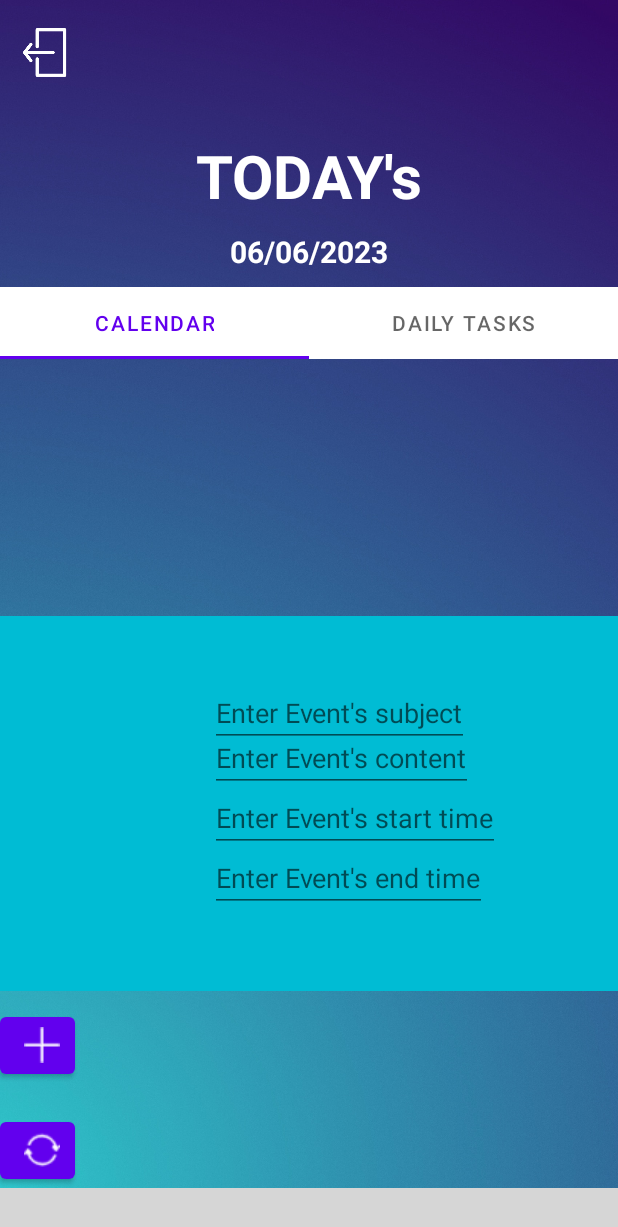
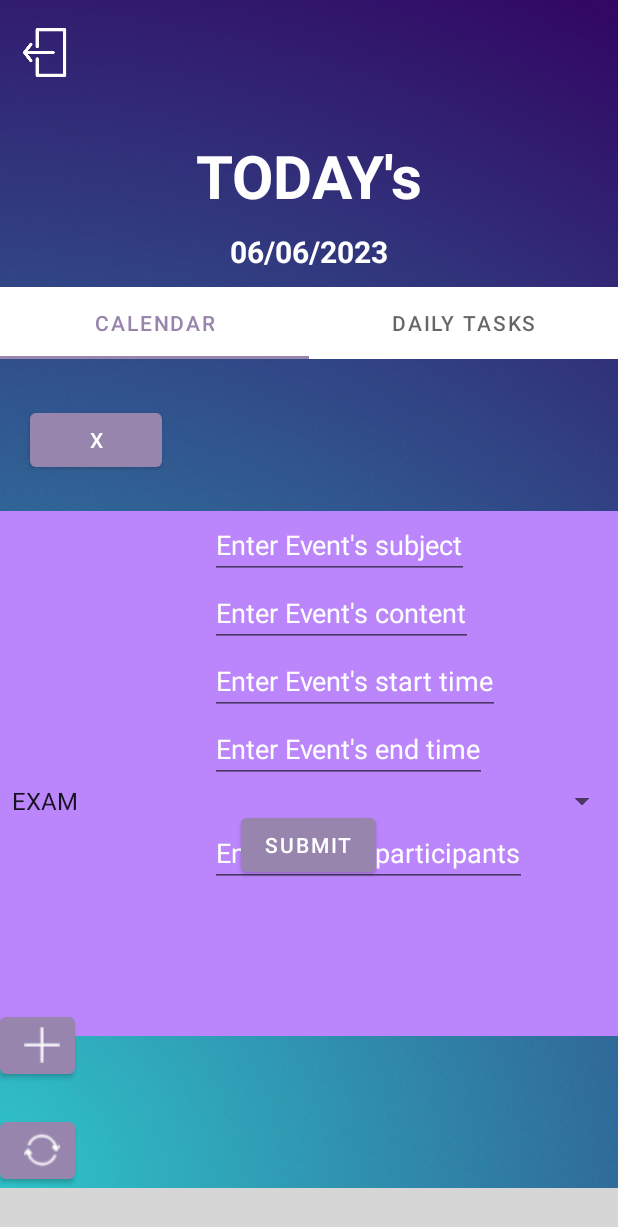
Before and after one commit to MaayanShiran/Integrative_2.0, an Android app: the TabOne1 screen opened directly, with no data from a screen before it, after a tap on an icon or button, on a phone screen of 412 x 824 dp. Shown: the top 1227 px of the screen. Run offline under Robolectric (Android 15) with nearby library versions, the phone set to English and light mode, and no system bars; libraries missing offline, so code that uses them is left out: com.github.badoualy.datepicker; plain views replace DatePickerTimeline; 2 statements that could not run were skipped; grey boxes are pictures that could not be loaded.

Commit message:
added the option to recieve input from the user when adding an event

```diff
--- a/app/src/main/java/com/maayan/integrative_20/Activities/SignUpActivity.java
+++ b/app/src/main/java/com/maayan/integrative_20/Activities/SignUpActivity.java
@@ -197,7 +197,8 @@ public class SignUpActivity extends AppCompatActivity {
 
     private void createAnEvent1(String email, String subject) throws ParseException {
         ObjectOperations objectOperations = new ObjectOperations();
-        objectOperations.createAnEvent(email, subject);
+        String []part = new String[]{"dummy@gmail.com"};
+        objectOperations.createAnEvent(subject, "CONT", "11:00", "20:00", "EXAM", part, "15.4.2023");
     }
 
     private SuperAppObjectBoundary createAnEvent(String email, String subject) throws ParseException {
--- a/app/src/main/java/com/maayan/integrative_20/Adatpters/HourListAdapter1.java
+++ b/app/src/main/java/com/maayan/integrative_20/Adatpters/HourListAdapter1.java
@@ -72,6 +72,7 @@ public class HourListAdapter1 extends RecyclerView.Adapter<HourListAdapter1.MyNe
      if(this.eventsList.size() != 0){
          Event event = this.eventsList.get(position);
          holder.subject.setText(event.getSubject());
+         holder.startTime.setText(event.getStartTime());
          holder.itemView.setOnClickListener(new View.OnClickListener() {
              @Override
              public void onClick(View v) {
--- a/app/src/main/java/com/maayan/integrative_20/Fragments/TabOne1.java
+++ b/app/src/main/java/com/maayan/integrative_20/Fragments/TabOne1.java
@@ -5,8 +5,13 @@ import android.os.Bundle;
 import android.view.LayoutInflater;
 import android.view.View;
 import android.view.ViewGroup;
+import android.widget.AdapterView;
+import android.widget.ArrayAdapter;
 import android.widget.Button;
+import android.widget.EditText;
 import android.widget.ImageView;
+import android.widget.LinearLayout;
+import android.widget.Spinner;
 import android.widget.TextView;
 
 import androidx.annotation.NonNull;
@@ -35,10 +40,14 @@ import java.util.HashMap;
 import java.util.Map;
 
 public class TabOne1 extends Fragment implements Callback_Adapter_Fragment, DataTransferCallback {
+    private LinearLayout userInput;
     private RecyclerView day_hours;
+    private Spinner spinner;
     private Button close_popup;
     private Button refresh;
     private Button addEvent;
+    private Button exitUserInput;
+    private Button submitUserInput;
     private ImageView editEvent;
     private ImageView deleteEvent;
     private ImageView popup_window;
@@ -47,6 +56,12 @@ public class TabOne1 extends Fragment implements Callback_Adapter_Fragment, Data
     private TextView content;
     private TextView participants;
     private TextView time;
+    private EditText inputSubjet;
+    private EditText inputContent;
+    private EditText inputStartTime;
+    private EditText inputEndTime;
+    private EditText inputType;
+    private EditText inputParticipants;
     private ArrayList<Event> hourList;
     private CurrentUser currentUser = CurrentUser.getInstance();
     Callback_Adapter_Fragment callback_adapter_fragment;
@@ -55,6 +70,7 @@ public class TabOne1 extends Fragment implements Callback_Adapter_Fragment, Data
     private int selectedYear;
     private int selectedMonth;
     private int selectedDay;
+    private String spinnerVal;
     private boolean canEnter;
     MainActivity main;
     private OnViewCreatedCallback onViewCreatedCallback;
@@ -94,7 +110,16 @@ public class TabOne1 extends Fragment implements Callback_Adapter_Fragment, Data
     }
 
     private void findViews() {
-
+        userInput = rootView.findViewById(R.id.user_input);
+        spinner = rootView.findViewById(R.id.dropdown_menu);
+        inputSubjet = rootView.findViewById(R.id.TXT_enterSubject);
+        inputContent = rootView.findViewById(R.id.TXT_enterContent);
+        inputStartTime = rootView.findViewById(R.id.TXT_enterStartTime);
+        inputEndTime = rootView.findViewById(R.id.TXT_enterEndTime);
+       // inputType = rootView.findViewById(R.id.TXT_enterType);
+        inputParticipants = rootView.findViewById(R.id.TXT_enterParticipants);
+        submitUserInput = userInput.getRootView().findViewById(R.id.BTN_submit_userInput);
+        exitUserInput = userInput.getRootView().findViewById(R.id.BTN_exit_userInput);
         addEvent = rootView.findViewById(R.id.BTN_add);
         refresh = rootView.findViewById(R.id.BTN_refresh);
         day_hours = rootView.findViewById(R.id.day_hours);
@@ -116,19 +141,77 @@ public class TabOne1 extends Fragment implements Callback_Adapter_Fragment, Data
         time.setVisibility(View.INVISIBLE);
         deleteEvent.setVisibility(View.INVISIBLE);
         editEvent.setVisibility(View.INVISIBLE);
+        userInput.setVisibility(View.INVISIBLE);
+        exitUserInput.setVisibility(View.INVISIBLE);
+        submitUserInput.setVisibility(View.INVISIBLE);
 
+        ArrayAdapter<CharSequence> adapter1 = ArrayAdapter.createFromResource(getContext(),
+                R.array.planets_array, android.R.layout.simple_spinner_item);
+// Specify the layout to use when the list of choices appears
+        adapter1.setDropDownViewResource(android.R.layout.simple_spinner_dropdown_item);
+// Apply the adapter to the spinner
+        spinner.setAdapter(adapter1);
+
+        exitUserInput.setOnClickListener(new View.OnClickListener() {
+            @Override
+            public void onClick(View v) {
+                userInput.setVisibility(View.INVISIBLE);
+                exitUserInput.setVisibility(View.INVISIBLE);
+                submitUserInput.setVisibility(View.INVISIBLE);
+            }
+        });
 
         addEvent.setOnClickListener(new View.OnClickListener() {
             @Override
             public void onClick(View v) {
-                ObjectOperations objectOperations = new ObjectOperations();
-                try {
-                    objectOperations.createAnEvent(currentUser.getUserId().getEmail(), "SHOW");
+
+                spinner.setOnItemSelectedListener(new AdapterView.OnItemSelectedListener() {
+                                                      @Override
+                                                      public void onItemSelected(AdapterView<?> parent, View view, int position, long id) {
+                                                          spinnerVal = parent.getItemAtPosition(position).toString();
+
+                                                      }
+
+                                                      @Override
+                                                      public void onNothingSelected(AdapterView<?> parent) {
+
+                                                      }
+                                                  });
+
+                        exitUserInput.bringToFront();
+                userInput.bringToFront();
+                submitUserInput.bringToFront();
+                    exitUserInput.setVisibility(View.VISIBLE);
+                    userInput.setVisibility(View.VISIBLE);
+                    submitUserInput.setVisibility(View.VISIBLE);
+                    exitUserInput.setOnClickListener(new View.OnClickListener() {
+                        @Override
+                        public void onClick(View v) {
+                            exitUserInput.setVisibility(View.INVISIBLE);
+                            userInput.setVisibility(View.INVISIBLE);
+                            submitUserInput.setVisibility(View.INVISIBLE);
+                        }
+                    });
+                    submitUserInput.setOnClickListener(new View.OnClickListener() {
+                        @Override
+                        public void onClick(View v) {
+                            ObjectOperations objectOperations = new ObjectOperations();
+                            try {
+                                //get input from user:
+                                objectOperations.createAnEvent(String.valueOf(inputSubjet.getText()), String.valueOf(inputContent.getText()), String.valueOf(inputStartTime.getText()), String.valueOf(inputEndTime.getText()), spinnerVal, new String[]{String.valueOf(inputParticipants.getText())}, currentUser.getDateSelected());
+                                exitUserInput.setVisibility(View.INVISIBLE);
+                                userInput.setVisibility(View.INVISIBLE);
+                                submitUserInput.setVisibility(View.INVISIBLE);
+
+                            } catch (ParseException e) {
+                                e.printStackTrace();
+                            }
+
+                        }
+                    });
                //     objectOperations.commandSearchByDate(currentUser.getDateSelected());
 
-                } catch (ParseException e) {
-                    e.printStackTrace();
-                }
+
             }
         });
 
--- a/app/src/main/res/layout/fragment_tab_one.xml
+++ b/app/src/main/res/layout/fragment_tab_one.xml
@@ -17,15 +17,27 @@
         >
     </ImageView>
 
-    <ImageView
-        android:id="@+id/IMG_insertOREditEventForm"
-        android:layout_gravity="center_vertical"
-        android:layout_width="match_parent"
-        android:layout_height="250dp"
-        android:background="#00BCD4"
-        android:layout_marginTop="20dp"
+
+    <Button
+        android:id="@+id/BTN_exit_userInput"
+        android:layout_width="wrap_content"
+        android:layout_height="wrap_content"
+        android:text="X"
+        android:layout_marginTop="30dp"
+        android:layout_marginStart="20dp"
         >
-    </ImageView>
+
+    </Button>
+
+<LinearLayout
+    android:id="@+id/user_input"
+    android:layout_width="match_parent"
+    android:layout_height="350dp"
+    android:orientation="vertical"
+    android:background="@color/purple_200"
+    android:layout_gravity="center_vertical"
+    >
+
 
 
     <EditText
@@ -35,7 +47,8 @@
         android:layout_gravity="center_vertical"
         android:hint="Enter Event's subject"
         android:layout_marginStart="140dp"
-        android:layout_marginBottom="40dp"
+        android:textColorHint="@android:color/white"
+
         >
 
     </EditText>
@@ -47,8 +60,7 @@
         android:layout_gravity="center_vertical"
         android:hint="Enter Event's content"
         android:layout_marginStart="140dp"
-        android:layout_marginBottom="10dp"
-        android:textColor="@color/white"
+        android:textColorHint="@android:color/white"
         >
 
     </EditText>
@@ -60,8 +72,8 @@
         android:layout_gravity="center_vertical"
         android:hint="Enter Event's start time"
         android:layout_marginStart="140dp"
-        android:textColor="@color/white"
-        android:layout_marginTop="30dp"
+        android:textColorHint="@android:color/white"
+
         >
 
     </EditText>
@@ -73,11 +85,46 @@
         android:layout_gravity="center_vertical"
         android:hint="Enter Event's end time"
         android:layout_marginStart="140dp"
-        android:textColor="@color/white"
-        android:layout_marginTop="70dp"
+        android:textColorHint="@android:color/white"
+
         >
 
     </EditText>
+
+    <Spinner
+        android:id="@+id/dropdown_menu"
+        android:layout_width="match_parent"
+        android:layout_height="wrap_content"
+        >
+
+    </Spinner>
+
+
+    <EditText
+        android:id="@+id/TXT_enterParticipants"
+        android:layout_width="wrap_content"
+        android:layout_height="wrap_content"
+        android:layout_gravity="center_vertical"
+        android:hint="Enter Event's participants"
+        android:layout_marginStart="140dp"
+        android:textColorHint="@android:color/white"
+
+        >
+
+    </EditText>
+
+
+</LinearLayout>
+    <Button
+        android:id="@+id/BTN_submit_userInput"
+        android:layout_width="wrap_content"
+        android:layout_height="wrap_content"
+        android:text="SUBMIT"
+        android:layout_gravity="center_horizontal"
+        android:layout_marginTop="300dp"
+        >
+
+    </Button>
 
     <TextView
         android:id="@+id/TXT_popup_subject"
@@ -153,6 +200,7 @@
         android:layout_marginStart="30dp"
         android:layout_marginBottom="70dp"
         android:layout_gravity="center_vertical"
+        android:visibility="invisible"
         >
 
     </Button>
--- a/app/src/main/res/values/strings.xml
+++ b/app/src/main/res/values/strings.xml
@@ -1,5 +1,11 @@
+<?xml version="1.0" encoding="utf-8"?>
 <resources>
-    <string name="app_name">Integrative_2.0</string>
-    <!-- TODO: Remove or change this placeholder text -->
-    <string name="hello_blank_fragment">Hello blank fragment</string>
+    <string-array name="planets_array">
+        <item>EXAM</item>
+        <item>BIRTHDAY</item>
+        <item>MEETING</item>
+        <item>HOLIDAY</item>
+        <item>MEMORIAL</item>
+        <item>OTHER</item>
+    </string-array>
 </resources>
--- a/app/src/main/res/values/themes.xml
+++ b/app/src/main/res/values/themes.xml
@@ -2,8 +2,8 @@
     <!-- Base application theme. -->
     <style name="Theme.Integrative_20" parent="Theme.MaterialComponents.DayNight.NoActionBar">
         <!-- Primary brand color. -->
-        <item name="colorPrimary">@color/purple_500</item>
-        <item name="colorPrimaryVariant">@color/purple_700</item>
+        <item name="colorPrimary">#9785AE</item>
+        <item name="colorPrimaryVariant">#9785AE</item>
         <item name="colorOnPrimary">@color/white</item>
         <!-- Secondary brand color. -->
         <item name="colorSecondary">@color/teal_200</item>
```
Also changed, not shown: app/src/main/java/com/maayan/integrative_20/Utils/ObjectOperations.java (+17 -12 lines).
